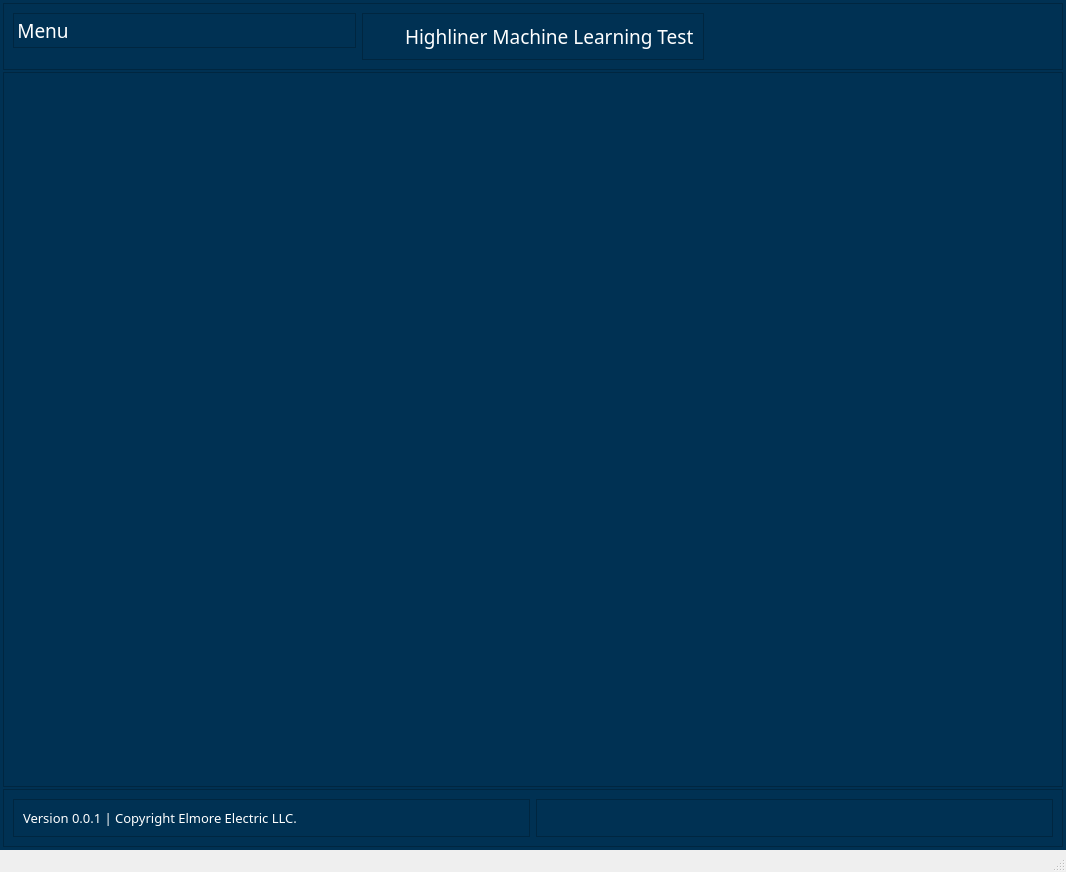
bactran1/PythonProjects, file PyQtDesigner-bin/test.ui: the form before one commit.
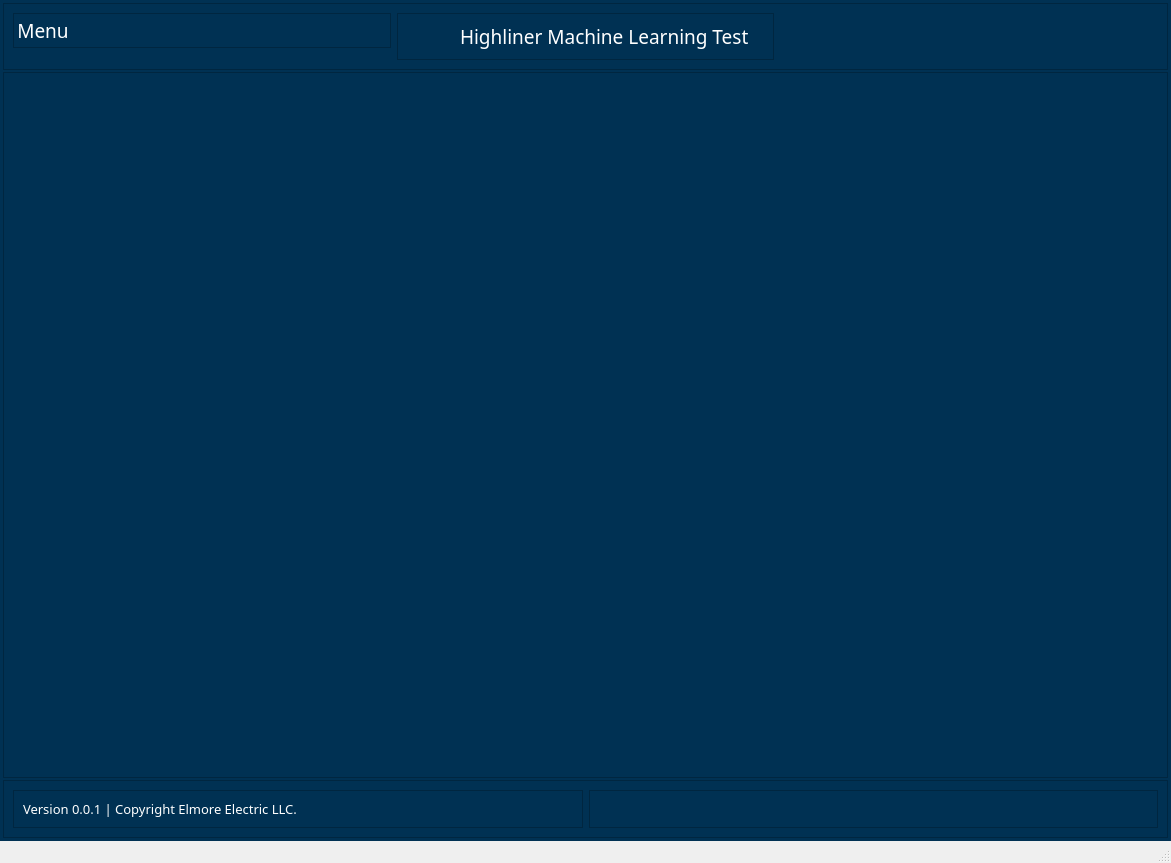
The form after the commit. Icons and pictures are not drawn.

Commit message: Add brighter Icons

Patch:
```diff
--- a/PyQtDesigner-bin/test.ui
+++ b/PyQtDesigner-bin/test.ui
@@ -6,8 +6,8 @@
    <rect>
     <x>0</x>
     <y>0</y>
-    <width>1066</width>
-    <height>872</height>
+    <width>1171</width>
+    <height>863</height>
    </rect>
   </property>
   <property name="font">
```
Left out of the diff: 9 changed lines with no effect on the pictures. The commit also changes 2 other files.
